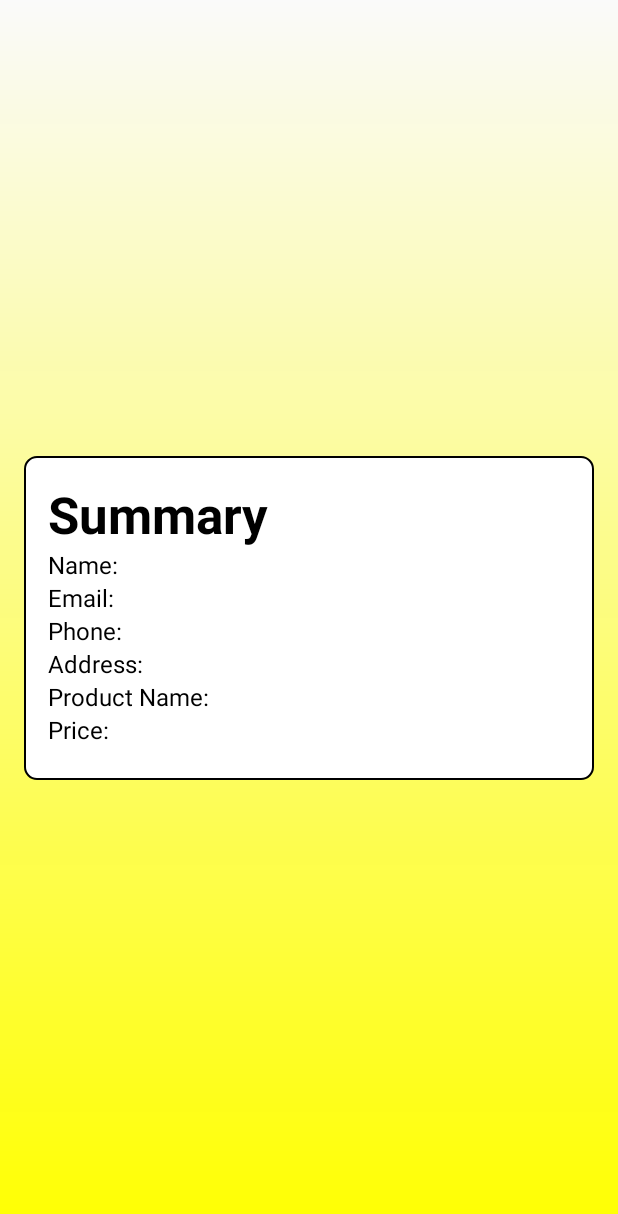
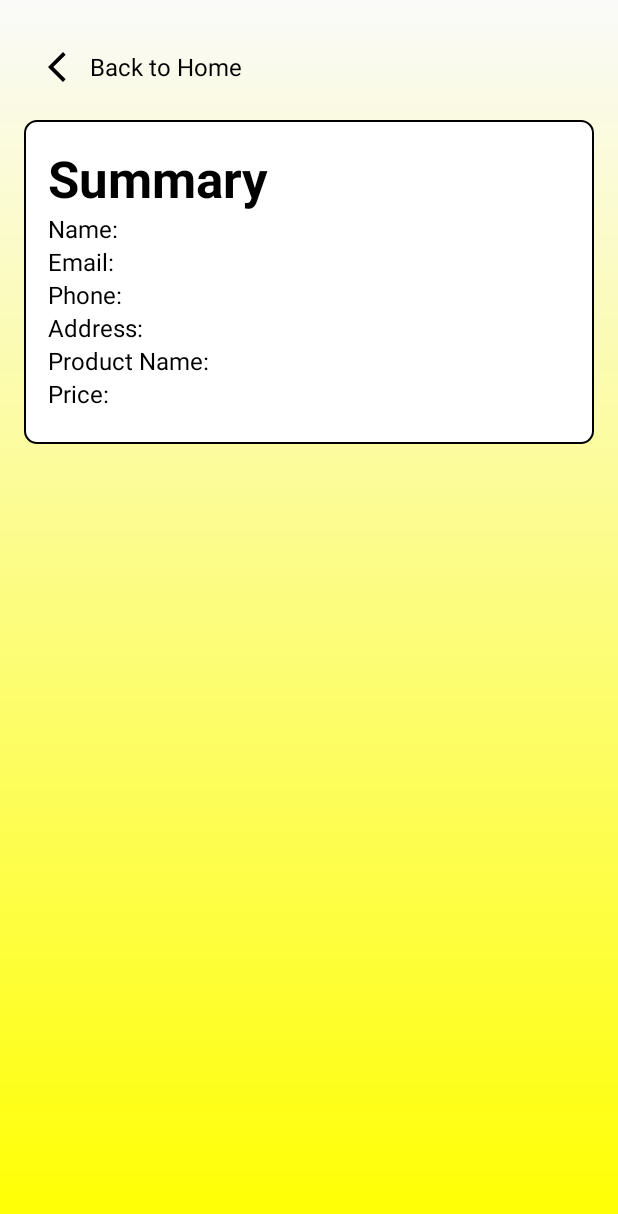
Before and after one commit to yogesh243000/tech0001, an Android app: the SummaryActivity screen opened directly, with no data from a screen before it, on a phone screen of 412 x 824 dp. Shown: the top 1214 px of the screen. Run offline under Robolectric (Android 15) with nearby library versions, the phone set to English and light mode, and no system bars.

Commit message:
finished it

```diff
--- /dev/null
+++ b/app/src/main/res/drawable/baseline_arrow_back_ios_new_24.xml
@@ -0,0 +1,5 @@
+<vector xmlns:android="http://schemas.android.com/apk/res/android" android:height="24dp" android:tint="#000000" android:viewportHeight="24" android:viewportWidth="24" android:width="24dp">
+
+    <path android:fillColor="@android:color/white" android:pathData="M17.77,3.77l-1.77,-1.77l-10,10l10,10l1.77,-1.77l-8.23,-8.23z"/>
+
+</vector>
--- a/app/src/main/res/layout/summary_activity.xml
+++ b/app/src/main/res/layout/summary_activity.xml
@@ -1,25 +1,49 @@
 <?xml version="1.0" encoding="utf-8"?>
-<LinearLayout xmlns:android="http://schemas.android.com/apk/res/android"
+<RelativeLayout xmlns:android="http://schemas.android.com/apk/res/android"
+    xmlns:app="http://schemas.android.com/apk/res-auto"
     android:layout_width="match_parent"
     android:layout_height="match_parent"
-    xmlns:app="http://schemas.android.com/apk/res-auto"
-    android:orientation="vertical"
-    android:padding="16dp"
     android:background="@drawable/smooth_background"
-    android:gravity="center"
-    app:circularflow_radiusInDP="@string/app_name">
+    android:padding="16dp">
 
+    <!-- Back to Home Button -->
+    <LinearLayout
+        android:id="@+id/backButton"
+        android:layout_width="wrap_content"
+        android:layout_height="wrap_content"
+        android:clickable="true"
+        android:onClick="backToHome"
+        android:gravity="center_vertical"
+        android:padding="10dp"
+      >
+
+        <ImageView
+            android:layout_width="wrap_content"
+            android:layout_height="37dp"
+            android:paddingEnd="10dp"
+
+            android:src="@drawable/baseline_arrow_back_ios_new_24" />
+
+        <TextView
+            android:layout_width="wrap_content"
+            android:layout_height="wrap_content"
+            android:text="Back to Home"
+            android:textColor="@color/black"
+            android:textSize="16sp" />
+
+    </LinearLayout>
+
+    <!-- Summary Layout -->
     <LinearLayout
         android:layout_width="match_parent"
         android:layout_height="216dp"
+        android:layout_centerHorizontal="true"
+        android:layout_marginTop="64dp"
         android:background="@drawable/gradient"
         android:orientation="vertical"
-        android:paddingLeft="16dp"
-        android:paddingTop="16dp"
-        android:paddingRight="16dp"
-        android:paddingBottom="16dp"
-        >
+        android:padding="16dp">
 
+        <!-- Summary Title -->
         <TextView
             android:layout_width="wrap_content"
             android:layout_height="wrap_content"
@@ -28,13 +52,14 @@
             android:textSize="34sp"
             android:textStyle="bold" />
 
+        <!-- Details TextViews -->
         <TextView
             android:id="@+id/textName1"
             android:layout_width="match_parent"
             android:layout_height="wrap_content"
             android:text="Name: "
             android:textColor="@color/black"
-            android:textSize="16sp"/>
+            android:textSize="16sp" />
 
         <TextView
             android:id="@+id/textEmail1"
@@ -42,7 +67,7 @@
             android:layout_height="wrap_content"
             android:text="Email: "
             android:textColor="@color/black"
-            android:textSize="16sp"/>
+            android:textSize="16sp" />
 
         <TextView
             android:id="@+id/text_phone2"
@@ -50,7 +75,7 @@
             android:layout_height="wrap_content"
             android:text="Phone: "
             android:textColor="@color/black"
-            android:textSize="16sp"/>
+            android:textSize="16sp" />
 
         <TextView
             android:id="@+id/text_address1"
@@ -58,7 +83,7 @@
             android:layout_height="wrap_content"
             android:text="Address: "
             android:textColor="@color/black"
-            android:textSize="16sp"/>
+            android:textSize="16sp" />
 
         <TextView
             android:id="@+id/text_product1"
@@ -66,7 +91,7 @@
             android:layout_height="wrap_content"
             android:text="Product Name: "
             android:textColor="@color/black"
-            android:textSize="16sp"/>
+            android:textSize="16sp" />
 
         <TextView
             android:id="@+id/text_price1"
@@ -74,6 +99,7 @@
             android:layout_height="wrap_content"
             android:text="Price: "
             android:textColor="@color/black"
-            android:textSize="16sp"/>
+            android:textSize="16sp" />
+
     </LinearLayout>
-</LinearLayout>
+</RelativeLayout>
```
Also changed, not shown: app/src/main/java/com/example/myapplication/MainActivity.java (+12 -1 lines), app/src/main/java/com/example/myapplication/SummaryActivity.java (+10 -0 lines), app/src/main/res/layout/activity_main.xml (+26 -8 lines).
